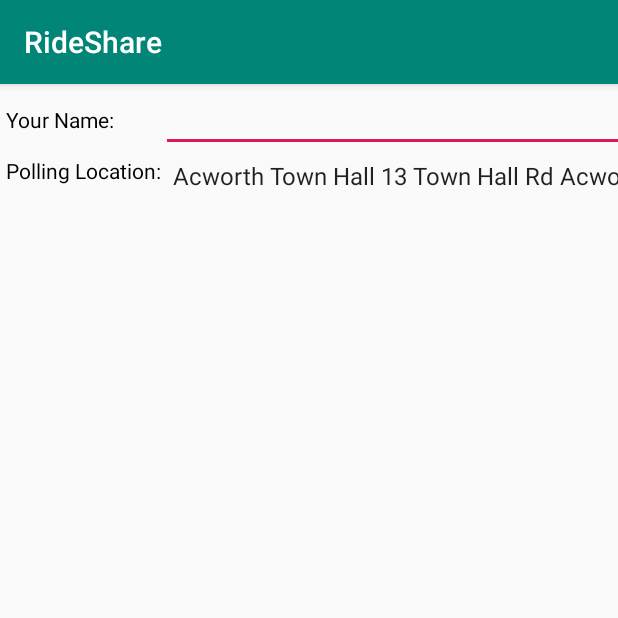
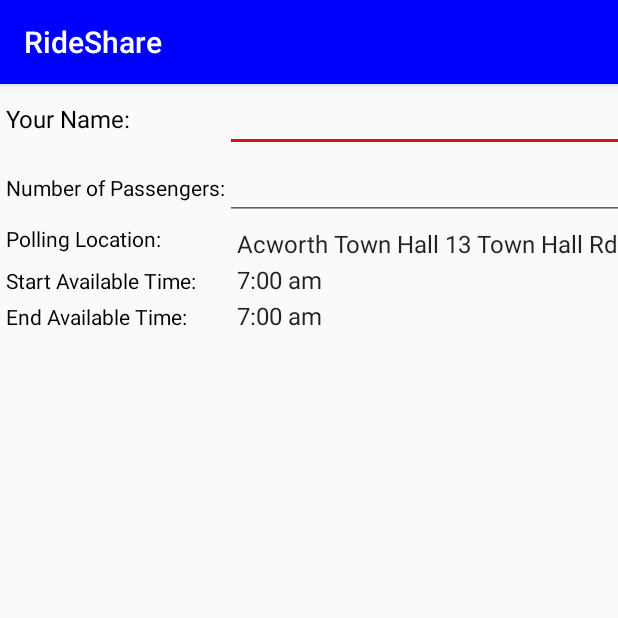
Before and after one commit to cjl1053/HackNH2020, an Android app: the PassengerActivity screen opened directly, with no data from a screen before it, on a phone screen of 412 x 824 dp, the top half of it. Run offline under Robolectric (Android 15) with nearby library versions, the phone set to English and light mode, and no system bars.

Commit message:
Working UI

```diff
--- a/RideShare/app/src/main/java/com/team6/rideshare/Activities/PassengerActivity.java
+++ b/RideShare/app/src/main/java/com/team6/rideshare/Activities/PassengerActivity.java
@@ -35,5 +35,41 @@ public class PassengerActivity extends AppCompatActivity {
 
             }
         });
+
+        Spinner timeStartSpinner = (Spinner) findViewById(R.id.time_spinner_start);
+        ArrayAdapter<CharSequence> time_adapter = ArrayAdapter.createFromResource(this,
+                R.array.driver_leave_times, android.R.layout.simple_spinner_item);
+        time_adapter.setDropDownViewResource(android.R.layout.simple_spinner_dropdown_item);
+        timeStartSpinner.setAdapter(time_adapter);
+        timeStartSpinner.setOnItemSelectedListener(new AdapterView.OnItemSelectedListener() {
+            @Override
+            public void onItemSelected(AdapterView<?> adapterView, View view, int pos, long l) {
+                String item = adapterView.getItemAtPosition(pos).toString();
+                Log.i("Time Start", item);
+            }
+
+            @Override
+            public void onNothingSelected(AdapterView<?> adapterView) {
+
+            }
+        });
+
+        Spinner timeEndSpinner = (Spinner) findViewById(R.id.time_spinner_end);
+        ArrayAdapter<CharSequence> time_adapter2 = ArrayAdapter.createFromResource(this,
+                R.array.driver_leave_times, android.R.layout.simple_spinner_item);
+        time_adapter2.setDropDownViewResource(android.R.layout.simple_spinner_dropdown_item);
+        timeEndSpinner.setAdapter(time_adapter2);
+        timeEndSpinner.setOnItemSelectedListener(new AdapterView.OnItemSelectedListener() {
+            @Override
+            public void onItemSelected(AdapterView<?> adapterView, View view, int pos, long l) {
+                String item = adapterView.getItemAtPosition(pos).toString();
+                Log.i("Time End", item);
+            }
+
+            @Override
+            public void onNothingSelected(AdapterView<?> adapterView) {
+
+            }
+        });
     }
 }
--- a/RideShare/app/src/main/res/layout/activity_driver.xml
+++ b/RideShare/app/src/main/res/layout/activity_driver.xml
@@ -54,7 +54,7 @@
                 android:textColor="#000000" />
 
             <EditText
-                android:id="@+id/number_passengers"
+                android:id="@+id/num_passengers"
                 android:layout_width="wrap_content"
                 android:layout_height="wrap_content"
                 android:ems="10"
--- a/RideShare/app/src/main/res/layout/activity_passenger.xml
+++ b/RideShare/app/src/main/res/layout/activity_passenger.xml
@@ -8,23 +8,44 @@
         android:layout_height="match_parent">
 
         <TableRow
+        android:layout_width="match_parent"
+        android:layout_height="match_parent" >
+
+        <TextView
+            android:id="@+id/text_view_name"
+            android:layout_width="wrap_content"
+            android:layout_height="wrap_content"
+            android:text="Your Name:"
+            android:layout_marginLeft="4dp"
+            android:textColor="#000000"
+            android:textSize="16sp"/>
+
+        <EditText
+            android:id="@+id/passenger_name"
+            android:layout_width="wrap_content"
+            android:layout_height="wrap_content"
+            android:ems="10"
+            android:inputType="textPersonName" />
+         </TableRow>
+
+        <TableRow
             android:layout_width="match_parent"
             android:layout_height="match_parent" >
 
             <TextView
-                android:id="@+id/text_view_name"
+                android:id="@+id/text_view_num_pass"
                 android:layout_width="wrap_content"
                 android:layout_height="wrap_content"
-                android:text="Your Name:"
+                android:text="Number of Passengers:"
                 android:layout_marginLeft="4dp"
                 android:textColor="#000000"/>
 
             <EditText
-                android:id="@+id/passenger_name"
+                android:id="@+id/num_passengers"
                 android:layout_width="wrap_content"
                 android:layout_height="wrap_content"
                 android:ems="10"
-                android:inputType="textPersonName" />
+                android:inputType="number" />
         </TableRow>
 
         <TableRow
@@ -45,5 +66,41 @@
                 android:layout_marginTop="4dp"/>
         </TableRow>
 
+        <TableRow
+            android:layout_width="match_parent"
+            android:layout_height="match_parent" >
+
+            <TextView
+                android:id="@+id/text_view_start_time"
+                android:layout_width="wrap_content"
+                android:layout_height="wrap_content"
+                android:text="Start Available Time:"
+                android:layout_marginLeft="4dp"
+                android:textColor="#000000"/>
+
+            <Spinner
+                android:id="@+id/time_spinner_start"
+                android:layout_width="match_parent"
+                android:layout_height="wrap_content" />
+        </TableRow>
+
+        <TableRow
+            android:layout_width="match_parent"
+            android:layout_height="match_parent" >
+
+            <TextView
+                android:id="@+id/text_view_end_time"
+                android:layout_width="wrap_content"
+                android:layout_height="wrap_content"
+                android:text="End Available Time:"
+                android:layout_marginLeft="4dp"
+                android:textColor="#000000"/>
+
+            <Spinner
+                android:id="@+id/time_spinner_end"
+                android:layout_width="match_parent"
+                android:layout_height="wrap_content" />
+        </TableRow>
+
     </TableLayout>
 </LinearLayout>
--- a/RideShare/app/src/main/res/values/colors.xml
+++ b/RideShare/app/src/main/res/values/colors.xml
@@ -1,6 +1,6 @@
 <?xml version="1.0" encoding="utf-8"?>
 <resources>
-    <color name="colorPrimary">#008577</color>
-    <color name="colorPrimaryDark">#00574B</color>
-    <color name="colorAccent">#D81B60</color>
+    <color name="colorPrimary">#0000ff</color>
+    <color name="colorPrimaryDark">#030399</color>
+    <color name="colorAccent">#de1010</color>
 </resources>
```
